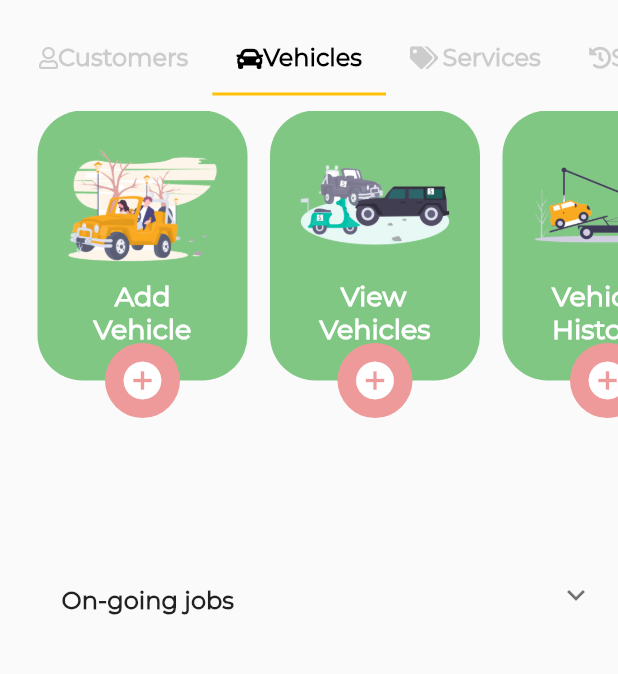
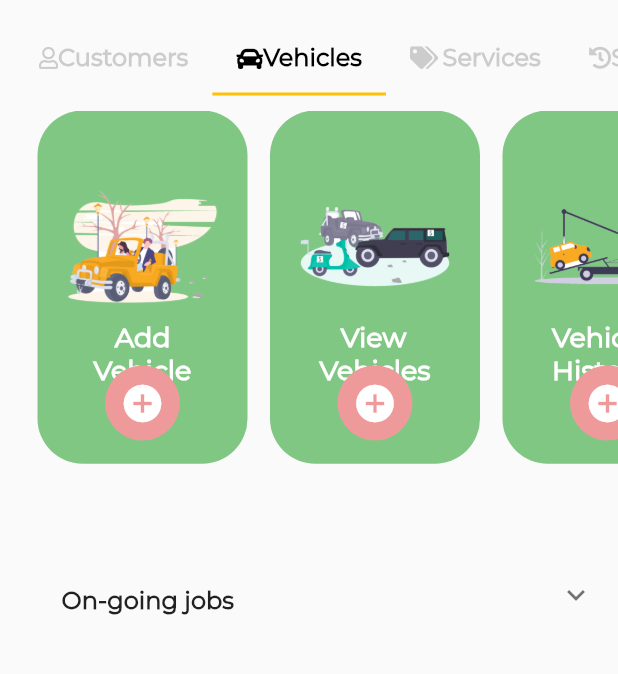
Before and after one commit to sudeshfer/autoassit, a Flutter app: the HomePage screen opened by its route, tab 2 chosen, on a phone screen of 412 x 824 dp, the part 200-874 px from its top. Run offline on Flutter 3.47's test engine with Material 2 defaults, Android fonts, the light colour scheme and no system bars; our stand-ins replace awesome_dialog, connectivity, firebase_auth, font_awesome_flutter, progress_dialog, shared_preferences and 1 more; missing offline and left inert: connection_status_bar, flutter_alert, folding_cell; accounts and stored records are empty.

Commit message:
few chnages

```diff
--- a/lib/Models/customerModel.dart
+++ b/lib/Models/customerModel.dart
@@ -1,5 +1,6 @@
 class Customer {
 
+  String cusid;
   String fName;
   String lName;
   String email;
@@ -12,11 +13,12 @@ class Customer {
   String adL3;
 
 
-  Customer({this.fName,this.lName,this.email,this.telephone,this.mobile,this.cLimit,this.role,this.adL1,this.adL2,this.adL3});
+  Customer({this.cusid,this.fName,this.lName,this.email,this.telephone,this.mobile,this.cLimit,this.role,this.adL1,this.adL2,this.adL3});
 
   factory Customer.fromJson(Map<String, dynamic> json) {
     return Customer(
 
+      cusid: json["_id"] as String,
       fName: json["fname"] as String,
       lName: json["lname"] as String,
       email: json["email"] as String,
--- a/lib/Screens/HomePage/homeWidgets/service_cards.dart
+++ b/lib/Screens/HomePage/homeWidgets/service_cards.dart
@@ -46,7 +46,7 @@ class _ServicesListState extends State<ServicesList> {
     return Stack(
       children: <Widget>[
         Container(
-          height: 180.0,
+          height: MediaQuery.of(context).size.height / 3.5,
           width: 140.0,
           child: Container(
             decoration: BoxDecoration(
@@ -82,7 +82,7 @@ class _ServicesListState extends State<ServicesList> {
           ),
         ),
         Padding(
-          padding: EdgeInsets.only(left: 45.0, top: 155.0),
+          padding: EdgeInsets.only(left: 45.0, top: 170.0),
           child: GestureDetector(
                  onTap: onTap,
                   child: Container(
--- a/lib/Screens/HomePage/homeWidgets/vehicle_cards.dart
+++ b/lib/Screens/HomePage/homeWidgets/vehicle_cards.dart
@@ -30,7 +30,7 @@ class _VehicleCardsState extends State<VehicleCards> {
             controller: _scrollController,
             scrollDirection: Axis.horizontal,
             children: <Widget>[
-              getVehicleCard('assets/images/add_vehi.png','   Add\nVehicle', onTap: (){Navigator.of(context).pushNamed("/addVehicle");} ),
+              getVehicleCard('assets/images/add_vehi.png','   Add\nVehicle', onTap: (){Navigator.of(context).pushNamed("/preCusList");} ),
               SizedBox(width: 15.0),
               getVehicleCard('assets/images/view.png', '   View\nVehicles', onTap: (){Navigator.of(context).pushNamed("/viewVehicle");}),
               SizedBox(width: 15.0),
@@ -47,7 +47,7 @@ class _VehicleCardsState extends State<VehicleCards> {
     return Stack(
       children: <Widget>[
         Container(
-          height: 180.0,
+          height: MediaQuery.of(context).size.height / 3.5,
           width: 140.0,
           child: Container(
             decoration: BoxDecoration(
@@ -83,7 +83,7 @@ class _VehicleCardsState extends State<VehicleCards> {
           ),
         ),
         Padding(
-          padding: EdgeInsets.only(left: 45.0, top: 155.0),
+          padding: EdgeInsets.only(left: 45.0, top: 170.0),
           child: GestureDetector(
                  onTap: onTap,
                   child: Container(
--- a/lib/main.dart
+++ b/lib/main.dart
@@ -1,4 +1,5 @@
 import 'package:autoassit/Screens/Customer/add_customer.dart';
+import 'package:autoassit/Screens/Customer/pre_cus_list.dart';
 import 'package:autoassit/Screens/Customer/view_customer.dart';
 import 'package:autoassit/Screens/Login/login_page.dart';
 import 'package:autoassit/Screens/Login/pincode_verify.dart';
@@ -31,6 +32,7 @@ class MyApp extends StatelessWidget {
         "/addVehicle": (BuildContext context) => new AddVehicle(),
         "/viewCustomer": (BuildContext context) => new ViewCustomer(),
         "/viewVehicle": (BuildContext context) => new ViewVehicle(),
+        "/preCusList": (BuildContext context) => new PreCustomerList(),
 
 
       },
```
Also changed, not shown: lib/Screens/Customer/customer_list.dart (deleted, +0 -21 lines), lib/Screens/Vehicle/addVehicle.dart (+11 -1 lines).
